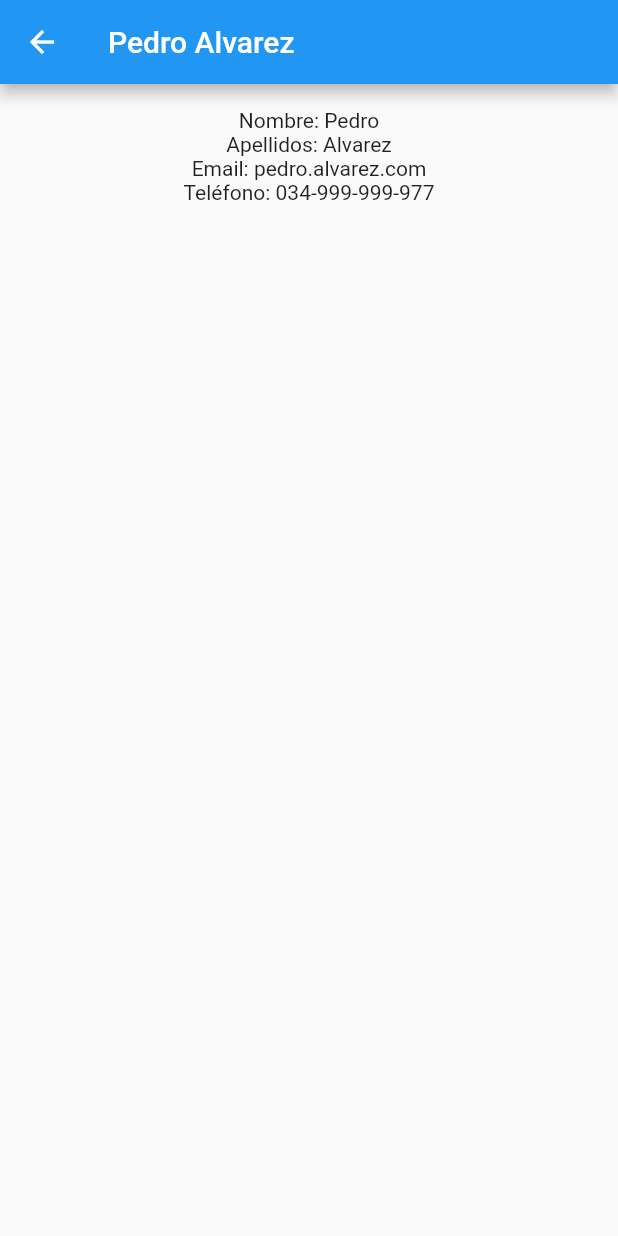
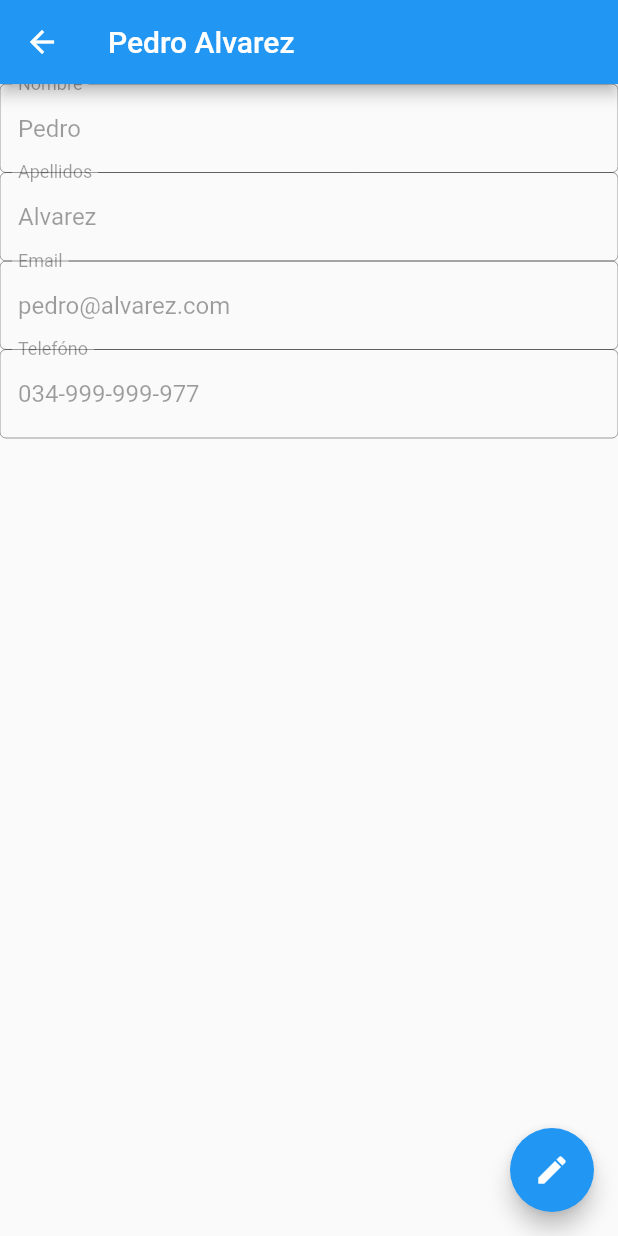
Before and after one commit to UO264637/vets-UO264637-flutter-app, a Flutter app: the screen it shows after launch, after a tap on an icon or button, on a phone screen of 412 x 824 dp. Run offline on Flutter 3.47's test engine with Material 2 defaults, Android fonts, the phone set to English and light mode, and no system bars.

Commit message:
vets-UO264637-flutter-Ejercicios obligatorios

```diff
--- a/vets_uo264637_flutter_app/lib/pages/user_details.dart
+++ b/vets_uo264637_flutter_app/lib/pages/user_details.dart
@@ -3,29 +3,82 @@ import 'package:vets_uo264637_flutter_app/src/user.dart';
 
 class UserDetails extends StatefulWidget {
   final User user;
-  const UserDetails({super.key, required this.user});
+  final Function updateUser;
+  final int index;
+  const UserDetails({super.key, required this.user, required this.updateUser, required this.index});
   @override
   State<StatefulWidget> createState() => StateUserDetails();
 }
 
 class StateUserDetails extends State<UserDetails> {
+  final _formKey = GlobalKey<FormState>();
+  final TextEditingController nameController = TextEditingController();
+  final TextEditingController surnameController = TextEditingController();
+  final TextEditingController emailController = TextEditingController();
+  final TextEditingController phoneController = TextEditingController();
+
+  @override
+  void initState(){
+    User user =widget.user;
+    nameController.text = user.name;
+    surnameController.text = user.surname;
+    emailController.text = user.email;
+    phoneController.text = user.phone;
+    super.initState();
+
+  }
+
   @override
   Widget build(BuildContext context) {
     return Scaffold(
         appBar: AppBar(
           title: Text("${widget.user.name} ${widget.user.surname}"),
         ),
-        body: Container(
-          padding: const EdgeInsets.all(16),
-          width: MediaQuery.of(context).size.width,
+        body: Form(
+          key: _formKey,
           child: Column(
-            children: <Widget>[
-              Text("Nombre: ${widget.user.name}"),
-              Text("Apellidos: ${widget.user.surname}"),
-              Text("Email: ${widget.user.email}"),
-              Text("Teléfono: ${widget.user.phone}")
+            crossAxisAlignment: CrossAxisAlignment.start,
+            children: [
+              TextFormField(
+                enabled: false,
+                controller: nameController,
+                decoration: const InputDecoration(
+                  labelText: 'Nombre',
+                  border: OutlineInputBorder(),
+                ),
+              ),
+              TextFormField(
+                enabled: false,
+                controller: surnameController,
+                decoration: const InputDecoration(
+                  labelText: 'Apellidos',
+                  border: OutlineInputBorder(),
+                ),
+              ),
+              TextFormField(
+                enabled: false,
+                controller: emailController,
+                decoration: const InputDecoration(
+                  labelText: 'Email',
+                  border: OutlineInputBorder(),
+                ),
+              ),
+              TextFormField(
+                enabled: false,
+                controller:phoneController,
+                decoration: const InputDecoration(
+                  labelText: 'Telefóno',
+                  border: OutlineInputBorder(),
+                ),
+              ),
             ],
           ),
+        ),
+        floatingActionButton: FloatingActionButton(
+          onPressed: () => {
+            widget.updateUser(context, widget.user, widget.index)},
+        tooltip: "Editar usuario",
+        child: const Icon(Icons.edit),
         )
     );
   }
```
Also changed, not shown: vets_uo264637_flutter_app/lib/pages/home_page.dart (+16 -16 lines), vets_uo264637_flutter_app/lib/pages/user_edit.dart (+16 -1 lines), vets_uo264637_flutter_app/lib/pages/user_sigup_form.dart (+16 -1 lines).
